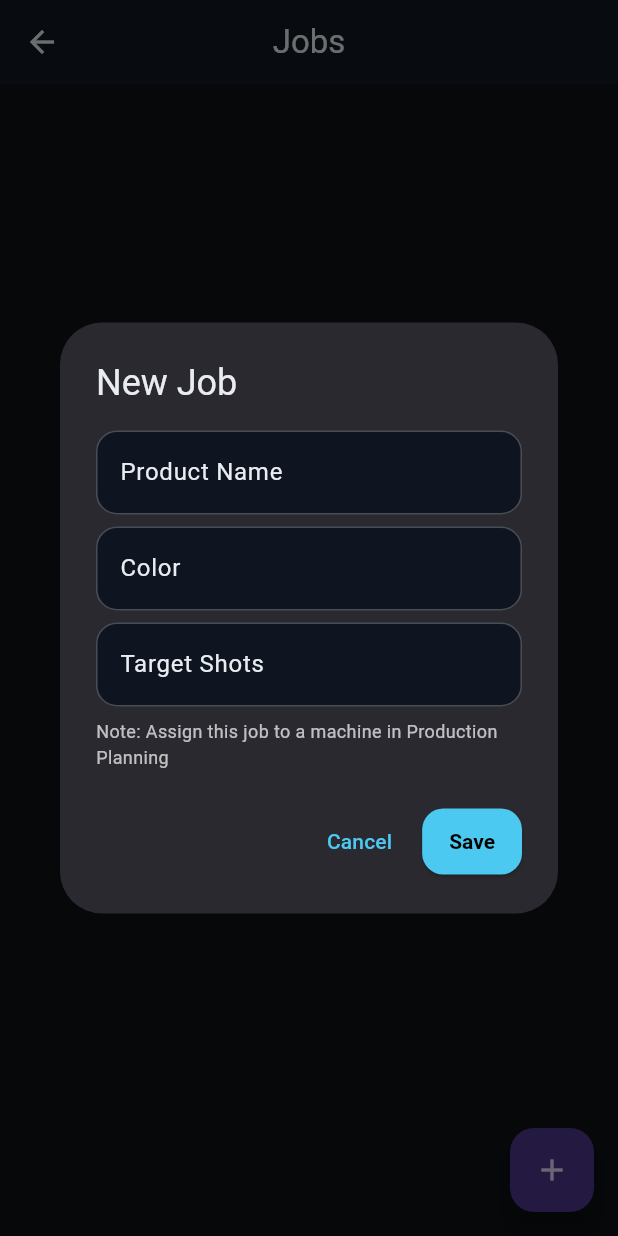
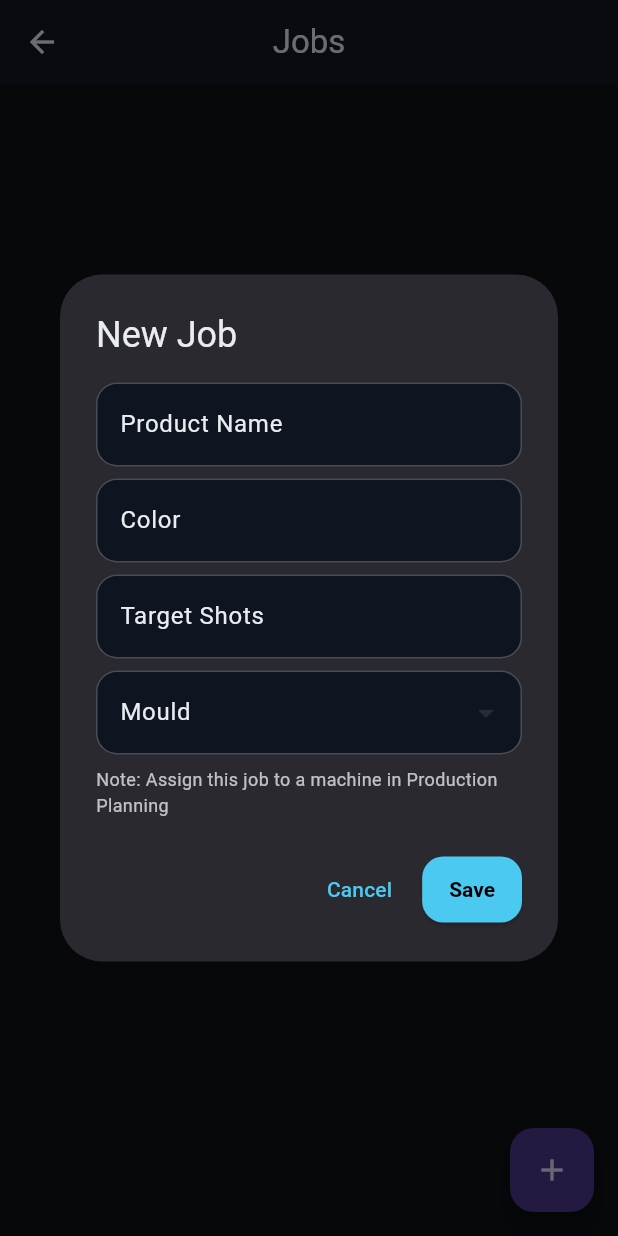
Before and after one commit to johanengel400-art/ProMould, a Flutter app: the ManageJobsScreen screen opened directly with empty values, after a tap on the "add" icon, on a phone screen of 412 x 824 dp. Run offline on Flutter 3.47's test engine with Material 3 defaults, Android fonts, the phone set to English and light mode, and no system bars; our stand-ins replace cloud_firestore, firebase_core, firebase_storage, hive, hive_flutter, image_picker and 2 more; missing offline and left inert: workmanager; accounts and stored records are empty.

Commit message:
Feature: Mould selection and ETA calculations
Major Features:

1. Mould Selection in Job Creation
   - Mould dropdown when creating jobs
   - Shows mould name and cycle time (e.g., 'Mould A (30s)')
   - mouldId stored with job for ETA calculations
   - Required for accurate time estimates

2. ETA Calculations Based on Remaining Shots
   - Calculates ETA using: remaining shots × cycle time
   - Only counts shots NOT yet completed
   - Updates in real-time as shots are added
   - Formula: ETA = now + (remaining_shots × cycle_time / 60)

3. Dashboard ETA Display
   - Shows ETA time (e.g., 'ETA 14:30')
   - Shows duration (e.g., '2h 15m' or '45m')
   - Clock icon for visual clarity
   - Updates automatically when shots added
   - Shows 'Target reached' when complete
   - Shows 'No mould assigned' if missing

Example Dashboard Card:
┌─────────────────────────┐
│ Machine A      [Running]│
│ ████████░░░░░░░  60%    │
│ Job: Product X • 60%    │
│ 🕐 ETA 14:30 (1h 20m)  │
│ 🏭 Tonnage: 250T        │
└─────────────────────────┘

Technical Changes:
- manage_jobs_screen.dart: Added mould dropdown, mouldId field
- dashboard_screen.dart: Added _calculateETA() method, ETA display
- Uses intl package for time formatting
- Real-time calculation based on remaining shots only

ETA Calculation Logic:
1. Get mould cycle time from mouldId
2. Calculate remaining = target - completed
3. Calculate minutes = remaining × cycle_time / 60
4. ETA = current_time + minutes
5. Format as HH:mm with duration

Co-authored-by: Ona <no-reply@ona.com>

```diff
--- a/lib/screens/manage_jobs_screen.dart
+++ b/lib/screens/manage_jobs_screen.dart
@@ -138,8 +138,12 @@ class _ManageJobsScreenState extends State<ManageJobsScreen>{
     final productCtrl=TextEditingController();
     final colorCtrl=TextEditingController();
     final targetCtrl=TextEditingController();
+    final mouldsBox = Hive.box('mouldsBox');
+    final moulds = mouldsBox.values.cast<Map>().toList();
+    String? selectedMould = moulds.isNotEmpty ? moulds.first['id'] as String : null;
 
-    await showDialog(context: context, builder: (_)=>AlertDialog(
+    await showDialog(context: context, builder: (_)=>StatefulBuilder(
+      builder: (context, setDialogState) => AlertDialog(
         title: const Text('New Job'),
         content: Column(mainAxisSize: MainAxisSize.min, children:[
           TextField(controller:productCtrl, decoration: const InputDecoration(labelText:'Product Name')),
@@ -147,6 +151,16 @@ class _ManageJobsScreenState extends State<ManageJobsScreen>{
           TextField(controller:colorCtrl, decoration: const InputDecoration(labelText:'Color')),
           const SizedBox(height:8),
           TextField(controller:targetCtrl, keyboardType: TextInputType.number, decoration: const InputDecoration(labelText:'Target Shots')),
+          const SizedBox(height:8),
+          DropdownButtonFormField<String>(
+            value: selectedMould,
+            items: moulds.map((m)=>DropdownMenuItem<String>(
+              value:m['id'] as String,
+              child: Text('${m['name']} (${m['cycleTime']}s)')
+            )).toList(),
+            onChanged: (v)=>setDialogState(()=>selectedMould=v),
+            decoration: const InputDecoration(labelText:'Mould'),
+          ),
           const SizedBox(height:8),
           const Text('Note: Assign this job to a machine in Production Planning',
             style: TextStyle(fontSize: 12, color: Colors.white70)),
@@ -163,16 +177,17 @@ class _ManageJobsScreenState extends State<ManageJobsScreen>{
               'targetShots': int.tryParse(targetCtrl.text.trim()) ?? 0,
               'shotsCompleted': 0,
               'machineId': '',
+              'mouldId': selectedMould ?? '',
               'status': 'Pending',
               'startTime': null,
               'endTime': null,
-            'eta': null,
             };
             await box.put(id, data);
             await SyncService.pushChange('jobsBox', id, data);
             Navigator.pop(context);
           }, child: const Text('Save')),
         ],
+      ),
     ));
     setState((){});
   }
```
Also changed, not shown: lib/screens/dashboard_screen.dart (+42 -1 lines). Lines whose indentation alone changed are shown as unchanged.
